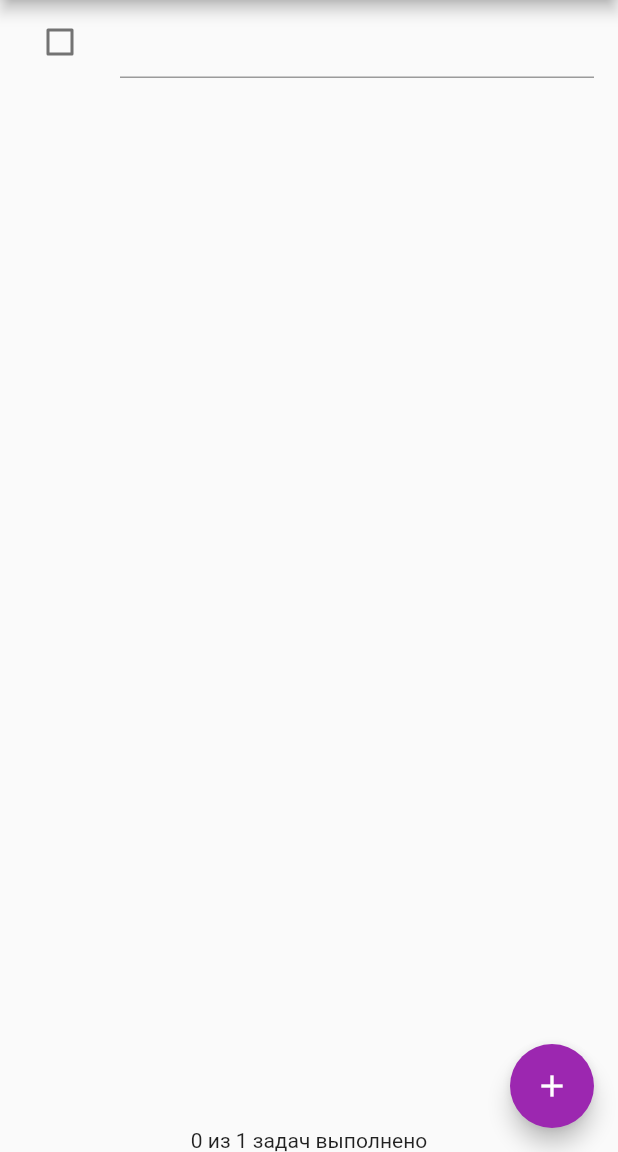
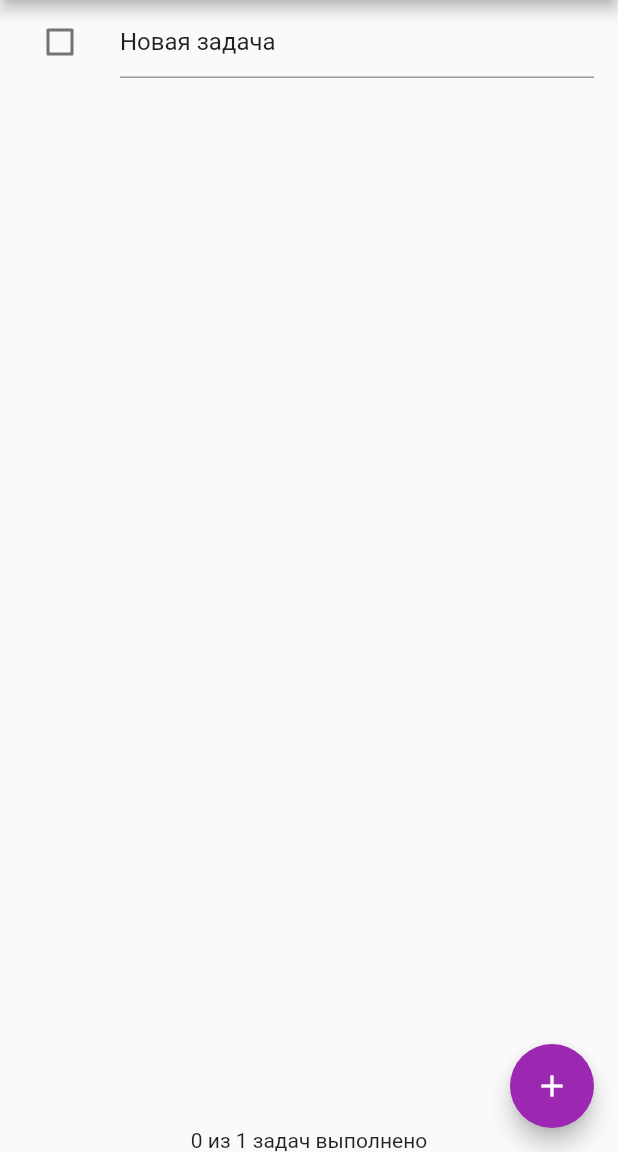
Before and after one commit to Orik-dev/Todo-MasterPlan, a Flutter app: the PlanScreen screen opened directly with empty values, after a tap on the "add" icon, on a phone screen of 412 x 824 dp, the part 84-1236 px from its top. Run offline on Flutter 3.47's test engine with Material 2 defaults, Android fonts, the phone set to English and light mode, and no system bars.

Commit message:
Architectur and method

```diff
--- /dev/null
+++ b/lib/controllers/plan_controller.dart
@@ -0,0 +1,42 @@
+import '../models/data_layer.dart';
+
+class PlanController {
+  final _plans = <Plan>[];
+  List<Plan> get plans => List.unmodifiable(_plans);
+
+  void addNewPlan(String name) {
+    if (name.isEmpty) {
+      return;
+    }
+
+    name = _checkForDublicates(_plans.map((plan) => plan.name), name);
+    final plan = Plan()..name = name;
+    _plans.add(plan);
+  }
+
+  void deletePlan(Plan plan) {
+    _plans.remove(plan);
+  }
+
+  void createNewTask(Plan plan, [String? description]) {
+    if (description == null || description.isEmpty) {
+      description = 'Новая задача';
+    }
+    description = _checkForDublicates(
+        plan.tasks.map((task) => task.description), description);
+    final task = Task()..description = description;
+    plan.tasks.add(task);
+  }
+
+  void deleteTask(Plan plan, Task task) {
+    plan.tasks.remove(task);
+  }
+
+  String _checkForDublicates(Iterable<String> items, String text) {
+    final duplicatedCount = items.where((item) => item.contains(text)).length;
+    if (duplicatedCount > 0) {
+      text += '${duplicatedCount + 1}';
+    }
+    return text;
+  }
+}
--- a/lib/plan_provider.dart
+++ b/lib/plan_provider.dart
@@ -1,8 +1,16 @@
 import 'package:flutter/material.dart';
+import 'package:todo/controllers/plan_controller.dart';
 
 import './models/data_layer.dart';
 
 class PlanProvider extends InheritedWidget {
+  final _controller = PlanController();
+  static PlanController of(BuildContext context) {
+    PlanProvider? provider =
+        context.dependOnInheritedWidgetOfExactType<PlanProvider>();
+    return provider!._controller;
+  }
+
   PlanProvider({super.key, required this.child}) : super(child: child);
   @override
   // ignore: overridden_fields
@@ -14,7 +22,7 @@ class PlanProvider extends InheritedWidget {
     return false;
   }
 
-  static List<Plan>? of(BuildContext context) {
+  static List<Plan>? ofPlans(BuildContext context) {
     final provider = context.dependOnInheritedWidgetOfExactType<PlanProvider>();
     return provider?._plans;
   }
--- a/lib/views/plan_screen.dart
+++ b/lib/views/plan_screen.dart
@@ -51,9 +51,9 @@ class _PlanScreen extends State<PlanScreen> {
     return FloatingActionButton(
       child: const Icon(Icons.add),
       onPressed: () {
-        setState(() {
-          plan?.tasks.add(Task());
-        });
+        final controller = PlanProvider.of(context);
+        controller.createNewTask(plan!);
+        setState(() {});
       },
     );
   }
@@ -67,7 +67,18 @@ class _PlanScreen extends State<PlanScreen> {
   }
 
   Widget _buildTaskTile(Task task) {
-    return ListTile(
+    return Dismissible(
+      key: ValueKey(task),
+      background: Container(
+        color: Colors.red,
+      ),
+      direction: DismissDirection.endToStart,
+      onDismissed: (_) {
+        final controller = PlanProvider.of(context);
+        controller.deleteTask(plan!, task);
+        setState(() {});
+      },
+      child: ListTile(
         leading: Checkbox(
           value: task.complete,
           onChanged: (selected) {
@@ -84,6 +95,7 @@ class _PlanScreen extends State<PlanScreen> {
             });
           },
         ),
+      ),
     );
   }
 }
```
Also changed, not shown: lib/main.dart (+5 -7 lines), lib/views/plan_creator_screen.dart (+23 -16 lines). Lines whose indentation alone changed are shown as unchanged.
